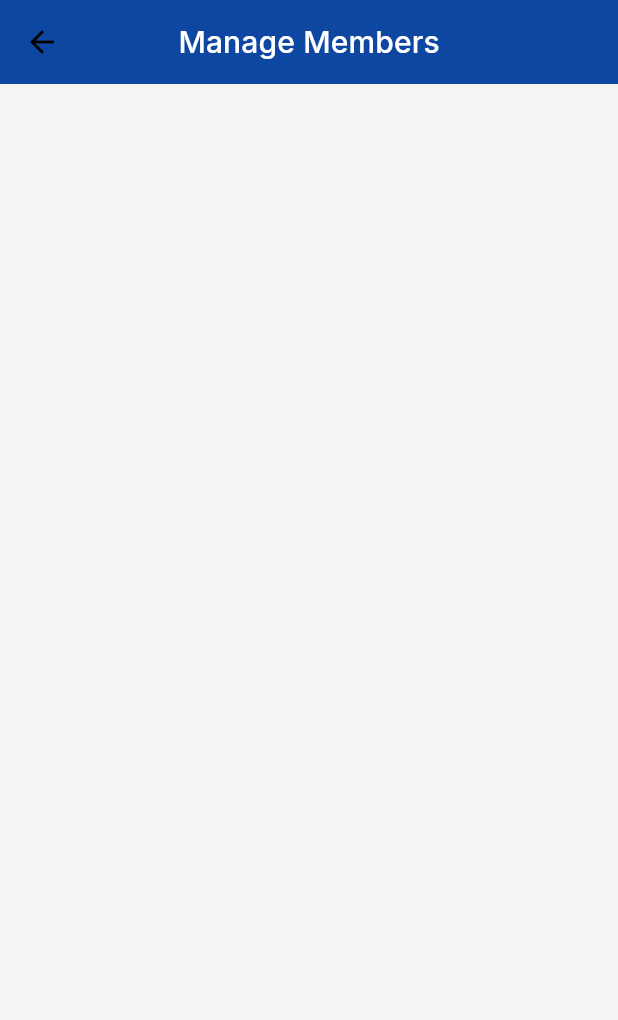
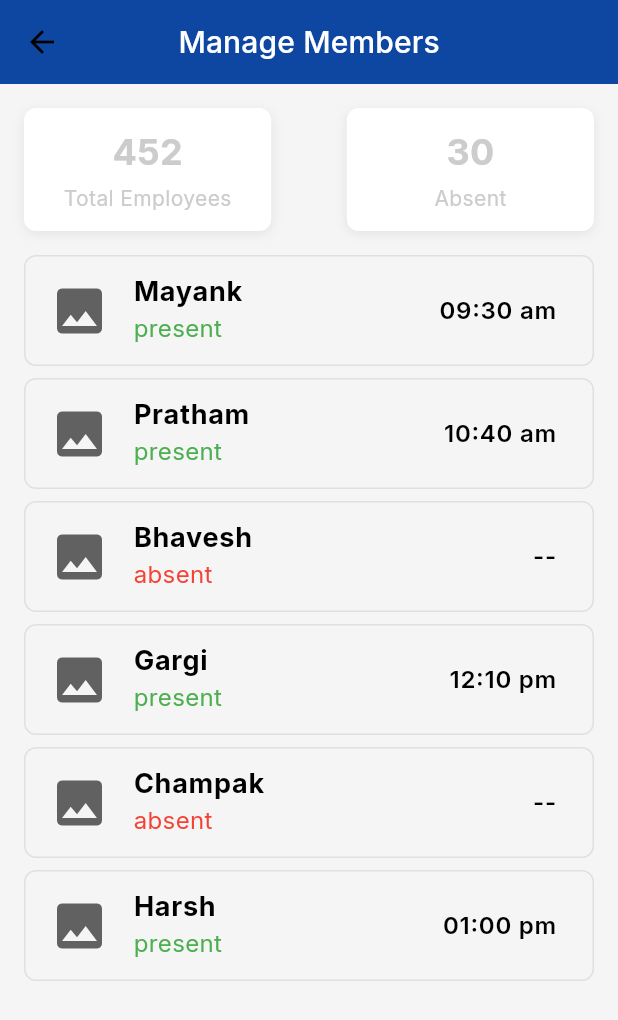
Before and after one commit to CodingXWizards/gailtrack, a Flutter app: the RequestMembers screen opened directly, on a phone screen of 412 x 824 dp. Shown: the top 1020 px of the screen. Run offline on Flutter 3.47's test engine with Material 3 defaults, Android fonts, the phone set to English and light mode, and no system bars; our stand-ins replace connectivity_plus, firebase_auth, firebase_core, flutter_dotenv, flutter_secure_storage, local_auth; missing offline and left inert: mapbox_maps_flutter; accounts and stored records are empty.

Commit message:
manage members page and its navigation to details

```diff
--- a/lib/screens/request/members.dart
+++ b/lib/screens/request/members.dart
@@ -1,4 +1,6 @@
 import 'package:flutter/material.dart';
+import 'package:gailtrack/screens/request/detailpage.dart';
+import 'package:gailtrack/screens/request/statcard.dart';
 
 class RequestMembers extends StatefulWidget {
   const RequestMembers({super.key});
@@ -8,6 +10,93 @@ class RequestMembers extends StatefulWidget {
 }
 
 class RequestMembersState extends State<RequestMembers> {
+  // Dummy API URLs (replace with your actual endpoints)
+  // final String statsApiUrl = 'https://example.com/api/stats';
+  // final String employeesApiUrl = 'https://example.com/api/employees';
+
+  // late Future<Map<String, dynamic>> statsData;
+  late Future<List<Map<String, dynamic>>> employeesData;
+
+  // @override
+  // void initState() {
+  //   super.initState();
+  //   statsData = fetchStats();
+  //   employeesData = fetchEmployees();
+  // }
+
+  // // Fetch stats data
+  // Future<Map<String, dynamic>> fetchStats() async {
+  //   final response = await http.get(Uri.parse(statsApiUrl));
+  //   if (response.statusCode == 200) {
+  //     return json.decode(response.body); // Example response: {"total": 452, "absent": 30}
+  //   } else {
+  //     throw Exception('Failed to load stats');
+  //   }
+  // }
+
+  // // Fetch employees data
+  // Future<List<Map<String, dynamic>>> fetchEmployees() async {
+  //   final response = await http.get(Uri.parse(employeesApiUrl));
+  //   if (response.statusCode == 200) {
+  //     return List<Map<String, dynamic>>.from(json.decode(response.body));
+  //     // Example response: [{"name": "Mayank", "status": "present", "time": "09:30 am"}, ...]
+  //   } else {
+  //     throw Exception('Failed to load employees');
+  //   }
+  // }
+
+  //badme api jodna
+  final List<Map<String, dynamic>> employees = [
+    {
+      'name': 'Mayank',
+      'status': 'present',
+      'time': '09:30 am',
+      'workType': 'Offsite',
+      'checkIn': '09:30 am',
+      'checkOut': '--'
+    },
+    {
+      'name': 'Pratham',
+      'status': 'present',
+      'time': '10:40 am',
+      'workType': 'Offsite',
+      'checkIn': '10:40 am',
+      'checkOut': '--'
+    },
+    {
+      'name': 'Bhavesh',
+      'status': 'absent',
+      'time': null,
+      'workType': 'N/A',
+      'checkIn': '--',
+      'checkOut': '--'
+    },
+    {
+      'name': 'Gargi',
+      'status': 'present',
+      'time': '12:10 pm',
+      'workType': 'Onsite',
+      'checkIn': '12:10 pm',
+      'checkOut': '--'
+    },
+    {
+      'name': 'Champak',
+      'status': 'absent',
+      'time': null,
+      'workType': 'N/A',
+      'checkIn': '--',
+      'checkOut': '--'
+    },
+    {
+      'name': 'Harsh',
+      'status': 'present',
+      'time': '01:00 pm',
+      'workType': 'Onsite',
+      'checkIn': '01:00 pm',
+      'checkOut': '--'
+    },
+  ];
+
   @override
   Widget build(BuildContext context) {
     return Scaffold(
@@ -18,6 +107,69 @@ class RequestMembersState extends State<RequestMembers> {
           style: Theme.of(context).textTheme.titleSmall,
         ),
       ),
-        body: const Padding(padding: EdgeInsets.all(16.0)));
+      body: Padding(
+        padding: const EdgeInsets.all(16.0),
+        child: Column(
+          children: [
+            // Stats Row
+            const Row(
+              mainAxisAlignment: MainAxisAlignment.spaceBetween,
+              children: [
+                StatCard(title: 'Total Employees', value: '452'),
+                StatCard(title: 'Absent', value: '30'),
+              ],
+            ),
+            const SizedBox(height: 16),
+
+            // Employee List
+            Expanded(
+              child: ListView.builder(
+                itemCount: employees.length,
+                itemBuilder: (context, index) {
+                  final employee = employees[index];
+                  return Container(
+                    margin: const EdgeInsets.only(bottom: 8.0),
+                    decoration: BoxDecoration(
+                      border: Border.all(color: Colors.grey.shade300, width: 1),
+                      borderRadius: BorderRadius.circular(8),
+                    ),
+                    child: ListTile(
+                      leading: Icon(
+                        Icons.image,
+                        color: Colors.grey.shade700,
+                        size: 40,
+                      ),
+                      title: Text(employee['name']),
+                      subtitle: Text(
+                        employee['status'],
+                        style: TextStyle(
+                          color: employee['status'] == 'absent'
+                              ? Colors.red
+                              : Colors.green,
+                        ),
+                      ),
+                      trailing: Text(employee['time'] ?? '--'),
+                      onTap: () {
+                        Navigator.push(
+                          context,
+                          MaterialPageRoute(
+                            builder: (context) => EmployeeDetailsScreen(
+                              name: employee['name'],
+                              workType: employee['workType'],
+                              checkIn: employee['checkIn'],
+                              checkOut: employee['checkOut'],
+                            ),
+                          ),
+                        );
+                      },
+                    ),
+                  );
+                },
+              ),
+            ),
+          ],
+        ),
+      ),
+    );
   }
 }
--- /dev/null
+++ b/lib/screens/request/statcard.dart
@@ -0,0 +1,43 @@
+import 'package:flutter/material.dart';
+
+class StatCard extends StatelessWidget {
+  final String title;
+  final String value;
+
+  const StatCard({super.key, required this.title, required this.value});
+
+  @override
+  Widget build(BuildContext context) {
+    return Container(
+      width: MediaQuery.of(context).size.width / 2.5,
+      padding: const EdgeInsets.all(12),
+      decoration: BoxDecoration(
+        color: Theme.of(context).cardColor,
+        borderRadius: BorderRadius.circular(8),
+        boxShadow: [
+          BoxShadow(
+            color: Colors.grey.withOpacity(0.2),
+            blurRadius: 6,
+            offset: const Offset(0, 2),
+          ),
+        ],
+      ),
+      child: Column(
+        children: [
+          Text(
+            value,
+            style: const TextStyle(
+              fontSize: 24,
+              fontWeight: FontWeight.bold,
+            ),
+          ),
+          const SizedBox(height: 4),
+          Text(
+            title,
+            style: const TextStyle(fontSize: 14),
+          ),
+        ],
+      ),
+    );
+  }
+}
--- a/lib/state/user/model.dart
+++ b/lib/state/user/model.dart
@@ -40,7 +40,7 @@ class User {
         displayName = 'Guest',
         photoUrl = null,
         dept = '',
-        userType = UserType.user;
+        userType = UserType.hr;
 
   factory User.fromJson(Map<String, dynamic> json) {
     return User(
```
Also changed, not shown: lib/screens/request/detailpage.dart (added, +66 -0 lines), lib/screens/request/requestdetails.dart (added). Lines whose indentation alone changed are shown as unchanged.
